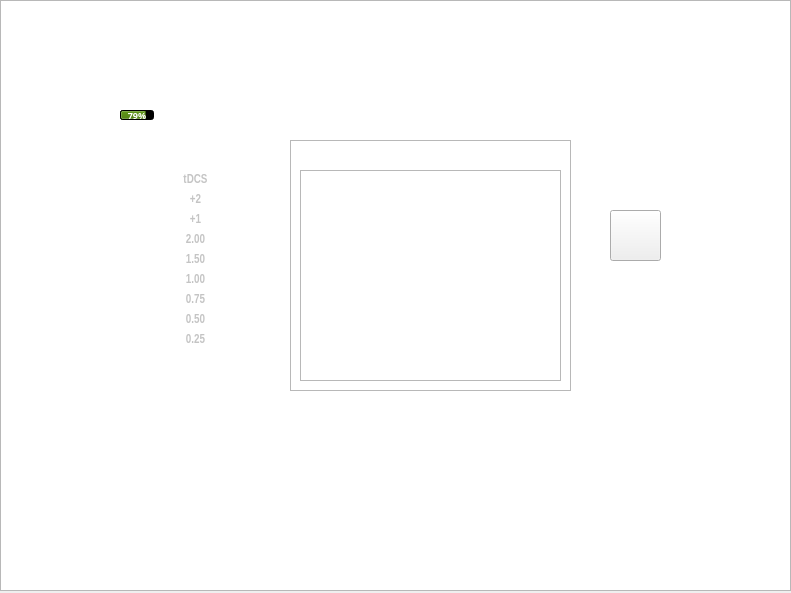
First picture: the form in CESDevSim/DeviceControl.ui, repository natjeo/3004-project, before the edit.
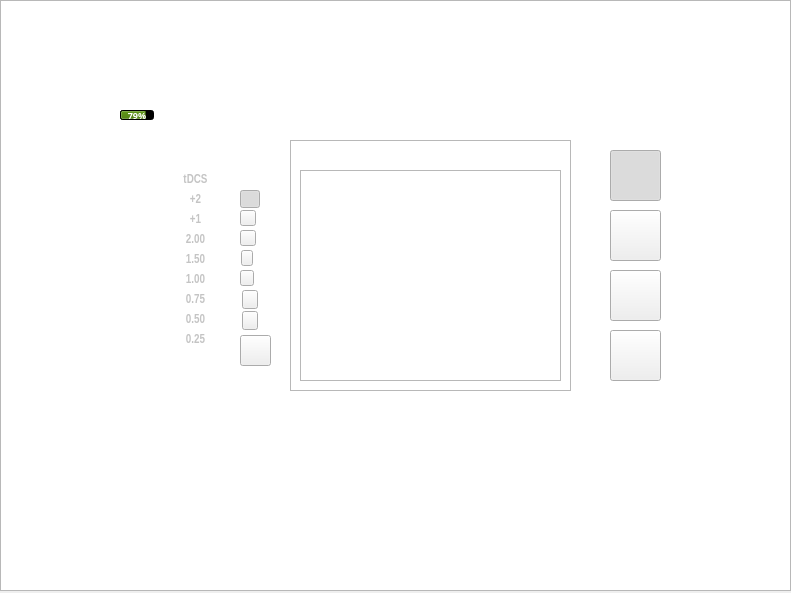
Second picture: the form after the edit. Icons and pictures are not drawn.

Diff of the .ui file:
```diff
--- a/CESDevSim/DeviceControl.ui
+++ b/CESDevSim/DeviceControl.ui
@@ -78,38 +78,6 @@
      <string/>
     </property>
    </widget>
-   <widget class="QLabel" name="dur_3hrs">
-    <property name="geometry">
-     <rect>
-      <x>610</x>
-      <y>270</y>
-      <width>51</width>
-      <height>51</height>
-     </rect>
-    </property>
-    <property name="styleSheet">
-     <string notr="true">border-image: url(:/icons/3hr Session.png);</string>
-    </property>
-    <property name="text">
-     <string/>
-    </property>
-   </widget>
-   <widget class="QLabel" name="dur_custom">
-    <property name="geometry">
-     <rect>
-      <x>610</x>
-      <y>330</y>
-      <width>51</width>
-      <height>51</height>
-     </rect>
-    </property>
-    <property name="styleSheet">
-     <string notr="true">border-image: url(:/icons/User Session.png);</string>
-    </property>
-    <property name="text">
-     <string/>
-    </property>
-   </widget>
    <widget class="QProgressBar" name="batteryLevel">
     <property name="geometry">
      <rect>
@@ -385,134 +353,6 @@
      </rect>
     </property>
    </widget>
-   <widget class="QLabel" name="ses_met">
-    <property name="geometry">
-     <rect>
-      <x>240</x>
-      <y>190</y>
-      <width>21</width>
-      <height>21</height>
-     </rect>
-    </property>
-    <property name="styleSheet">
-     <string notr="true">image: url(:/icons/MET.png);</string>
-    </property>
-    <property name="text">
-     <string/>
-    </property>
-   </widget>
-   <widget class="QLabel" name="ses_subDelta">
-    <property name="geometry">
-     <rect>
-      <x>240</x>
-      <y>210</y>
-      <width>21</width>
-      <height>16</height>
-     </rect>
-    </property>
-    <property name="styleSheet">
-     <string notr="true">image: url(:/icons/Sub-Delta.png);</string>
-    </property>
-    <property name="text">
-     <string/>
-    </property>
-   </widget>
-   <widget class="QLabel" name="ses_delta">
-    <property name="geometry">
-     <rect>
-      <x>240</x>
-      <y>230</y>
-      <width>21</width>
-      <height>16</height>
-     </rect>
-    </property>
-    <property name="styleSheet">
-     <string notr="true">image: url(:/icons/Delta.png);</string>
-    </property>
-    <property name="text">
-     <string/>
-    </property>
-   </widget>
-   <widget class="QLabel" name="ses_theta">
-    <property name="geometry">
-     <rect>
-      <x>240</x>
-      <y>250</y>
-      <width>21</width>
-      <height>16</height>
-     </rect>
-    </property>
-    <property name="styleSheet">
-     <string notr="true">image: url(:/icons/Theta.png);</string>
-    </property>
-    <property name="text">
-     <string/>
-    </property>
-   </widget>
-   <widget class="QLabel" name="ses_alpha">
-    <property name="geometry">
-     <rect>
-      <x>240</x>
-      <y>270</y>
-      <width>21</width>
-      <height>16</height>
-     </rect>
-    </property>
-    <property name="styleSheet">
-     <string notr="true">image: url(:/icons/Alpha.png);</string>
-    </property>
-    <property name="text">
-     <string/>
-    </property>
-   </widget>
-   <widget class="QLabel" name="ses_beta1">
-    <property name="geometry">
-     <rect>
-      <x>240</x>
-      <y>290</y>
-      <width>21</width>
-      <height>16</height>
-     </rect>
-    </property>
-    <property name="styleSheet">
-     <string notr="true">image: url(:/icons/Beta 1.png);</string>
-    </property>
-    <property name="text">
-     <string/>
-    </property>
-   </widget>
-   <widget class="QLabel" name="ses_beta2">
-    <property name="geometry">
-     <rect>
-      <x>240</x>
-      <y>310</y>
-      <width>21</width>
-      <height>16</height>
-     </rect>
-    </property>
-    <property name="styleSheet">
-     <string notr="true">image: url(:/icons/Beta 2.png);</string>
-    </property>
-    <property name="text">
-     <string/>
-    </property>
-   </widget>
-   <widget class="QLabel" name="ses_100Hz">
-    <property name="geometry">
-     <rect>
-      <x>240</x>
-      <y>330</y>
-      <width>31</width>
-      <height>31</height>
-     </rect>
-    </property>
-    <property name="styleSheet">
-     <string notr="true">image: url(:/icons/100Hz.png);</string>
-    </property>
-    <property name="text">
-     <string/>
-    </property>
-   </widget>
    <widget class="QLabel" name="extra_tdcs">
     <property name="geometry">
      <rect>
@@ -903,18 +743,18 @@
      </rect>
     </property>
     <property name="styleSheet">
-     <string notr="true">QPushButton {
-	image: url(:/icons/20min Session.png);
-	border-radius: 20px;
-}
-
-QPushButton:pressed {
-}
+     <string notr="true">border-image: url(:/icons/20min Session_on.png);
 </string>
     </property>
     <property name="text">
      <string/>
     </property>
+    <property name="checkable">
+     <bool>true</bool>
+    </property>
+    <property name="checked">
+     <bool>true</bool>
+    </property>
    </widget>
    <widget class="QPushButton" name="dur_45min">
     <property name="geometry">
@@ -931,16 +771,312 @@
     <property name="text">
      <string/>
     </property>
-   <widget class="QListWidget" name="historyList">
+    <property name="checkable">
+     <bool>true</bool>
+    </property>
+    <widget class="QListWidget" name="historyList">
+     <property name="geometry">
+      <rect>
+       <x>300</x>
+       <y>170</y>
+       <width>261</width>
+       <height>211</height>
+      </rect>
+     </property>
+    </widget>
+   </widget>
+   <widget class="QPushButton" name="dur_3hrs">
     <property name="geometry">
      <rect>
-      <x>300</x>
-      <y>170</y>
-      <width>261</width>
-      <height>211</height>
+      <x>610</x>
+      <y>270</y>
+      <width>51</width>
+      <height>51</height>
      </rect>
     </property>
-	</widget>
+    <property name="styleSheet">
+     <string notr="true">border-image: url(:/icons/3hr Session.png);</string>
+    </property>
+    <property name="text">
+     <string/>
+    </property>
+    <property name="checkable">
+     <bool>true</bool>
+    </property>
+    <widget class="QListWidget" name="historyList_2">
+     <property name="geometry">
+      <rect>
+       <x>300</x>
+       <y>170</y>
+       <width>261</width>
+       <height>211</height>
+      </rect>
+     </property>
+    </widget>
+   </widget>
+   <widget class="QPushButton" name="dur_custom">
+    <property name="geometry">
+     <rect>
+      <x>610</x>
+      <y>330</y>
+      <width>51</width>
+      <height>51</height>
+     </rect>
+    </property>
+    <property name="styleSheet">
+     <string notr="true">border-image: url(:/icons/User Session.png);</string>
+    </property>
+    <property name="text">
+     <string/>
+    </property>
+    <property name="checkable">
+     <bool>true</bool>
+    </property>
+    <widget class="QListWidget" name="historyList_3">
+     <property name="geometry">
+      <rect>
+       <x>300</x>
+       <y>170</y>
+       <width>261</width>
+       <height>211</height>
+      </rect>
+     </property>
+    </widget>
+   </widget>
+   <widget class="QPushButton" name="ses_met">
+    <property name="geometry">
+     <rect>
+      <x>240</x>
+      <y>190</y>
+      <width>20</width>
+      <height>18</height>
+     </rect>
+    </property>
+    <property name="styleSheet">
+     <string notr="true">border-image: url(:/icons/MET_on.png);</string>
+    </property>
+    <property name="text">
+     <string/>
+    </property>
+    <property name="checkable">
+     <bool>true</bool>
+    </property>
+    <property name="checked">
+     <bool>true</bool>
+    </property>
+    <widget class="QListWidget" name="historyList_4">
+     <property name="geometry">
+      <rect>
+       <x>300</x>
+       <y>170</y>
+       <width>261</width>
+       <height>211</height>
+      </rect>
+     </property>
+    </widget>
+   </widget>
+   <widget class="QPushButton" name="ses_subDelta">
+    <property name="geometry">
+     <rect>
+      <x>240</x>
+      <y>210</y>
+      <width>16</width>
+      <height>16</height>
+     </rect>
+    </property>
+    <property name="styleSheet">
+     <string notr="true">border-image: url(:/icons/Sub-Delta.png);</string>
+    </property>
+    <property name="text">
+     <string/>
+    </property>
+    <property name="checkable">
+     <bool>true</bool>
+    </property>
+    <widget class="QListWidget" name="historyList_5">
+     <property name="geometry">
+      <rect>
+       <x>300</x>
+       <y>170</y>
+       <width>261</width>
+       <height>211</height>
+      </rect>
+     </property>
+    </widget>
+   </widget>
+   <widget class="QPushButton" name="ses_delta">
+    <property name="geometry">
+     <rect>
+      <x>240</x>
+      <y>230</y>
+      <width>16</width>
+      <height>16</height>
+     </rect>
+    </property>
+    <property name="styleSheet">
+     <string notr="true">border-image: url(:/icons/Delta.png);</string>
+    </property>
+    <property name="text">
+     <string/>
+    </property>
+    <property name="checkable">
+     <bool>true</bool>
+    </property>
+    <widget class="QListWidget" name="historyList_6">
+     <property name="geometry">
+      <rect>
+       <x>300</x>
+       <y>170</y>
+       <width>261</width>
+       <height>211</height>
+      </rect>
+     </property>
+    </widget>
+   </widget>
+   <widget class="QPushButton" name="ses_theta">
+    <property name="geometry">
+     <rect>
+      <x>241</x>
+      <y>250</y>
+      <width>12</width>
+      <height>16</height>
+     </rect>
+    </property>
+    <property name="styleSheet">
+     <string notr="true">border-image: url(:/icons/Theta.png);</string>
+    </property>
+    <property name="text">
+     <string/>
+    </property>
+    <property name="checkable">
+     <bool>true</bool>
+    </property>
+    <widget class="QListWidget" name="historyList_7">
+     <property name="geometry">
+      <rect>
+       <x>300</x>
+       <y>170</y>
+       <width>261</width>
+       <height>211</height>
+      </rect>
+     </property>
+    </widget>
+   </widget>
+   <widget class="QPushButton" name="ses_alpha">
+    <property name="geometry">
+     <rect>
+      <x>240</x>
+      <y>270</y>
+      <width>14</width>
+      <height>16</height>
+     </rect>
+    </property>
+    <property name="styleSheet">
+     <string notr="true">border-image: url(:/icons/Alpha.png);</string>
+    </property>
+    <property name="text">
+     <string/>
+    </property>
+    <property name="checkable">
+     <bool>true</bool>
+    </property>
+    <widget class="QListWidget" name="historyList_8">
+     <property name="geometry">
+      <rect>
+       <x>300</x>
+       <y>170</y>
+       <width>261</width>
+       <height>211</height>
+      </rect>
+     </property>
+    </widget>
+   </widget>
+   <widget class="QPushButton" name="ses_beta1">
+    <property name="geometry">
+     <rect>
+      <x>242</x>
+      <y>290</y>
+      <width>16</width>
+      <height>19</height>
+     </rect>
+    </property>
+    <property name="styleSheet">
+     <string notr="true">border-image: url(:/icons/Beta 1.png);</string>
+    </property>
+    <property name="text">
+     <string/>
+    </property>
+    <property name="checkable">
+     <bool>true</bool>
+    </property>
+    <widget class="QListWidget" name="historyList_9">
+     <property name="geometry">
+      <rect>
+       <x>300</x>
+       <y>170</y>
+       <width>261</width>
+       <height>211</height>
+      </rect>
+     </property>
+    </widget>
+   </widget>
+   <widget class="QPushButton" name="ses_beta2">
+    <property name="geometry">
+     <rect>
+      <x>242</x>
+      <y>311</y>
+      <width>16</width>
+      <height>19</height>
+     </rect>
+    </property>
+    <property name="styleSheet">
+     <string notr="true">border-image: url(:/icons/Beta 2.png);</string>
+    </property>
+    <property name="text">
+     <string/>
+    </property>
+    <property name="checkable">
+     <bool>true</bool>
+    </property>
+    <widget class="QListWidget" name="historyList_10">
+     <property name="geometry">
+      <rect>
+       <x>300</x>
+       <y>170</y>
+       <width>261</width>
+       <height>211</height>
+      </rect>
+     </property>
+    </widget>
+   </widget>
+   <widget class="QPushButton" name="ses_100Hz">
+    <property name="geometry">
+     <rect>
+      <x>240</x>
+      <y>335</y>
+      <width>31</width>
+      <height>31</height>
+     </rect>
+    </property>
+    <property name="styleSheet">
+     <string notr="true">border-image: url(:/icons/100Hz.png);</string>
+    </property>
+    <property name="text">
+     <string/>
+    </property>
+    <property name="checkable">
+     <bool>true</bool>
+    </property>
+    <widget class="QListWidget" name="historyList_11">
+     <property name="geometry">
+      <rect>
+       <x>300</x>
+       <y>170</y>
+       <width>261</width>
+       <height>211</height>
+      </rect>
+     </property>
+    </widget>
    </widget>
   </widget>
  </widget>
```
